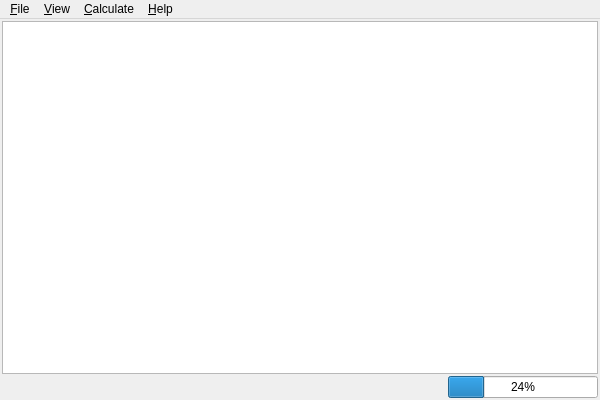
Qt form mainwindow.ui (kofes/satelliteQt) before a commit.
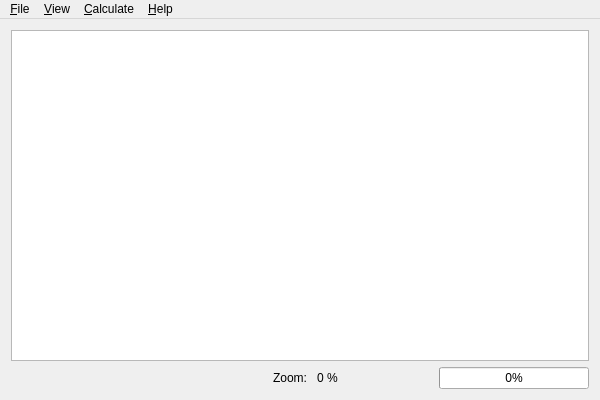
The same form after that commit.

Diff of the .ui file:
```diff
--- a/mainwindow.ui
+++ b/mainwindow.ui
@@ -18,25 +18,7 @@
   </property>
   <widget class="QWidget" name="centralWidget">
    <layout class="QGridLayout" name="gridLayout">
-    <property name="leftMargin">
-     <number>2</number>
-    </property>
-    <property name="topMargin">
-     <number>2</number>
-    </property>
-    <property name="rightMargin">
-     <number>2</number>
-    </property>
-    <property name="bottomMargin">
-     <number>2</number>
-    </property>
-    <property name="spacing">
-     <number>2</number>
-    </property>
-    <item row="0" column="0">
-     <widget class="QGraphicsView" name="graphicsView"/>
-    </item>
-    <item row="1" column="0" alignment="Qt::AlignRight">
+    <item row="1" column="7" alignment="Qt::AlignRight">
      <widget class="QProgressBar" name="progressBar">
       <property name="minimumSize">
        <size>
@@ -45,7 +27,31 @@
        </size>
       </property>
       <property name="value">
-       <number>24</number>
+       <number>0</number>
+      </property>
+     </widget>
+    </item>
+    <item row="0" column="0" colspan="8">
+     <widget class="QGraphicsView" name="graphicsView">
+      <property name="dragMode">
+       <enum>QGraphicsView::ScrollHandDrag</enum>
+      </property>
+      <property name="resizeAnchor">
+       <enum>QGraphicsView::AnchorUnderMouse</enum>
+      </property>
+     </widget>
+    </item>
+    <item row="1" column="5">
+     <widget class="QLabel" name="label_zoom">
+      <property name="text">
+       <string>0 %</string>
+      </property>
+     </widget>
+    </item>
+    <item row="1" column="4" alignment="Qt::AlignRight">
+     <widget class="QLabel" name="label_2">
+      <property name="text">
+       <string>Zoom: </string>
       </property>
      </widget>
     </item>
```
Left out of the diff: 12 changed lines with no effect on the pictures.
